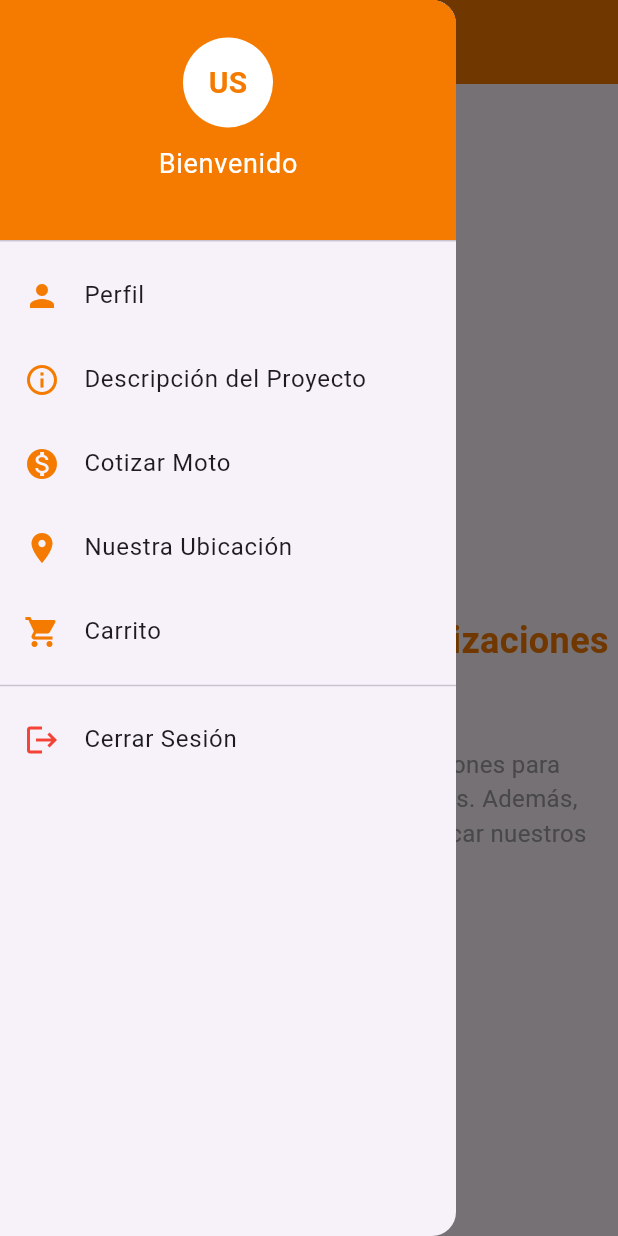
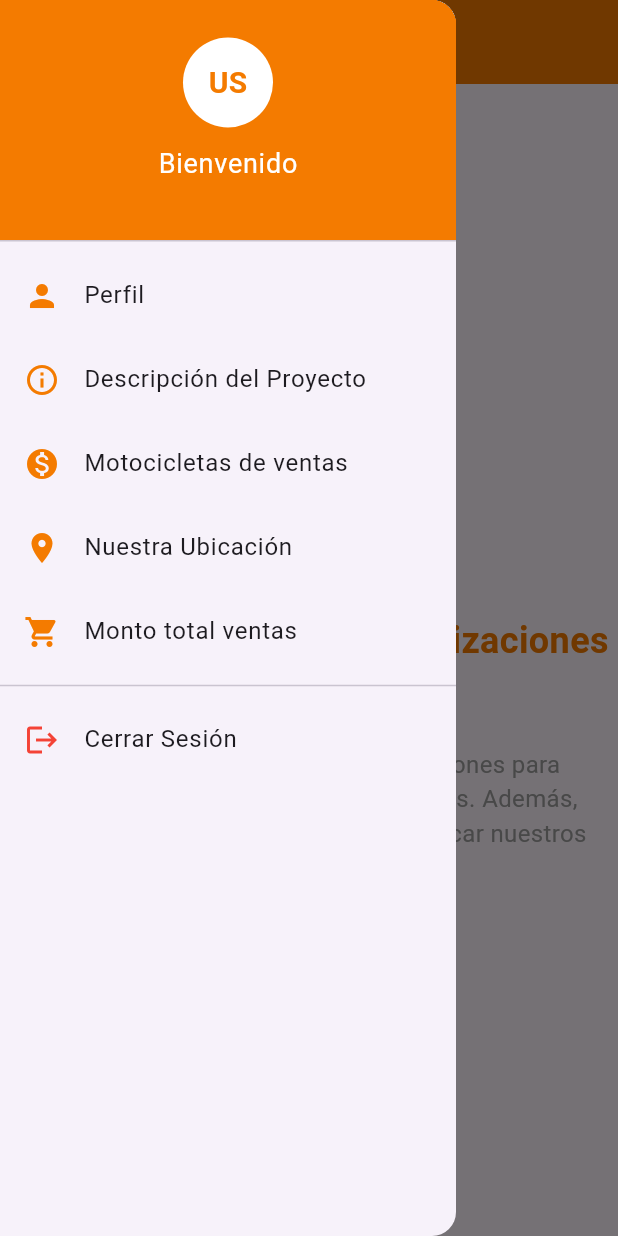
Before and after one commit to ismael-vargas/proyecto_personal_movil_ismael, a Flutter app: the HomeScreen screen opened by its route, with the side drawer open, on a phone screen of 412 x 824 dp. Run offline on Flutter 3.47's test engine with Material 3 defaults, Android fonts, the phone set to English and light mode, and no system bars; our stand-ins replace cloud_firestore, firebase_auth, firebase_core, font_awesome_flutter, shared_preferences; accounts and stored records are empty; Roboto replaces fonts that are missing (Roboto-Regular).

Commit message:
cambios proyecto individual ismael terminado

```diff
--- a/lib/carrito.dart
+++ b/lib/carrito.dart
@@ -5,7 +5,7 @@ class CarritoScreen extends StatelessWidget {
 
   @override
   Widget build(BuildContext context) {
-    // Datos simulados del carrito
+
     final List<Map<String, dynamic>> productosCarrito = [
       {
         'nombre': 'Suzuki GN 125',
@@ -125,7 +125,7 @@ class CarritoScreen extends StatelessWidget {
             Center(
               child: ElevatedButton(
                 onPressed: () {
-                  // Acción para continuar con la compra (puedes agregar lógica aquí)
+
                 },
                 style: ElevatedButton.styleFrom(
                   backgroundColor: Colors.orange,
--- a/lib/cotizacion.dart
+++ b/lib/cotizacion.dart
@@ -165,7 +165,7 @@ class _CotizacionScreenState extends State<CotizacionScreen> {
   Widget build(BuildContext context) {
     return Scaffold(
       appBar: AppBar(
-        title: const Text('Cotización', style: TextStyle(fontWeight: FontWeight.bold)),
+        title: const Text('Motos de exhibición', style: TextStyle(fontWeight: FontWeight.bold)),
         backgroundColor: Colors.orange,
         elevation: 5,
       ),
--- a/lib/descripcion_proyecto.dart
+++ b/lib/descripcion_proyecto.dart
@@ -1,5 +1,5 @@
 import 'package:flutter/material.dart';
-import 'cotizacion.dart'; // Asegúrate de que la ruta sea correcta
+import 'cotizacion.dart';
 
 
 class DescripcionProyectoScreen extends StatelessWidget {
--- a/lib/detalle_producto_screen.dart
+++ b/lib/detalle_producto_screen.dart
@@ -102,7 +102,7 @@ class DetalleProductoScreen extends StatelessWidget {
                     ),
                     icon: const Icon(Icons.arrow_back, size: 20),
                     label: const Text(
-                      'Volver a la Cotización',
+                      'Volver a motocicletas ',
                       style: TextStyle(fontSize: 16),
                     ),
                   ),
--- a/lib/home.dart
+++ b/lib/home.dart
@@ -138,7 +138,7 @@ Future<void> _loadUserData() async {
             ListTile(
               leading: const Icon(Icons.monetization_on, color: Color(0xFFF47B00)),
               title: const Text(
-                "Cotizar Moto",
+                "Motocicletas de ventas",
                 style: TextStyle(fontFamily: 'Roboto-Regular'),
               ),
               onTap: () {
@@ -159,7 +159,7 @@ Future<void> _loadUserData() async {
             ListTile(
               leading: const Icon(Icons.shopping_cart, color: Color(0xFFF47B00)),
               title: const Text(
-                "Carrito",
+                "Monto total ventas",
                 style: TextStyle(fontFamily: 'Roboto-Regular'),
               ),
               onTap: () {
```
Also changed, not shown: lib/main.dart (+5 -5 lines).
